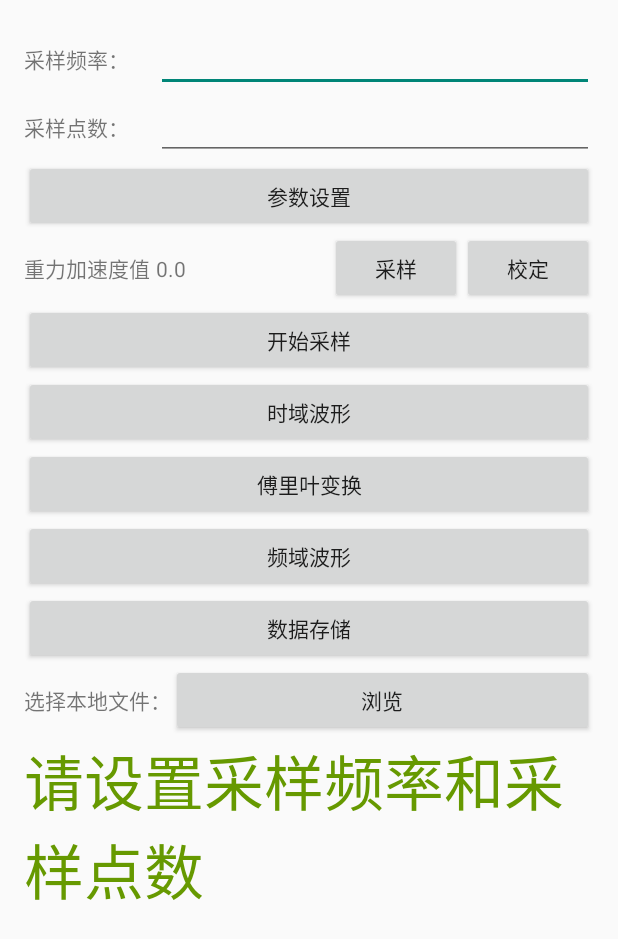
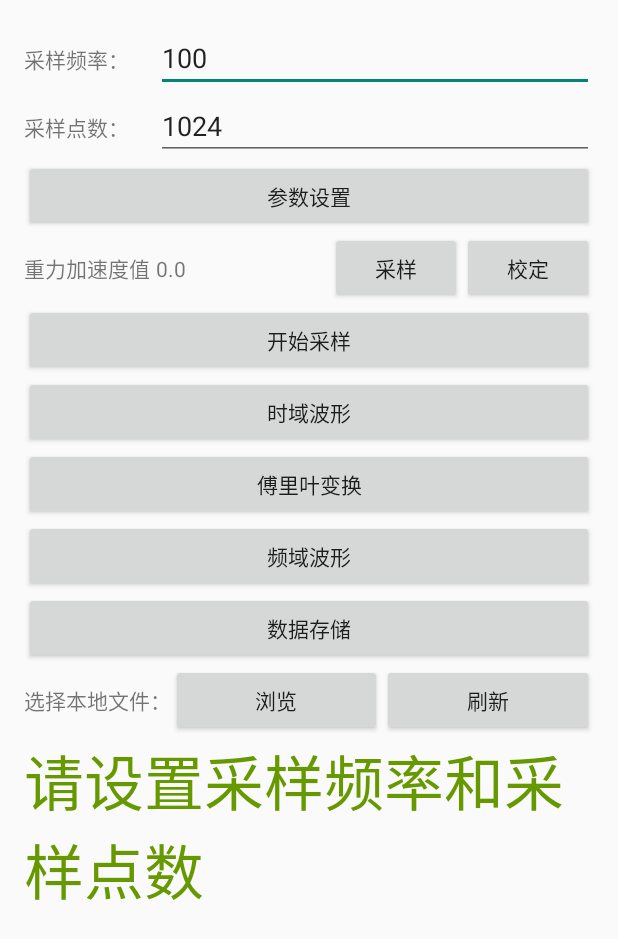
Before and after one commit to hanojiang/VibrationSignalAcquisionSystem, an Android app: the DataAcquisionProcess screen opened directly, with no data from a screen before it, on a phone screen of 412 x 824 dp. Shown: the top 939 px of the screen. Run offline under Robolectric (Android 15) with nearby library versions, the phone set to English and light mode, and no system bars; our stand-ins replace ButterKnife.

Commit message:
添加主页刷新

```diff
--- a/app/src/main/res/layout/activity_data_acquision_process.xml
+++ b/app/src/main/res/layout/activity_data_acquision_process.xml
@@ -28,6 +28,7 @@
                 android:id="@+id/textView"/>
 
             <EditText
+                android:text="100"
                 android:layout_height="wrap_content"
                 android:id="@+id/editText"
                 android:inputType="number"
@@ -51,6 +52,7 @@
             <EditText
                 android:layout_height="wrap_content"
                 android:id="@+id/editText2"
+                android:text="1024"
                 android:layout_weight="1"
                 android:inputType="number"/>
         </TableRow>
@@ -153,9 +155,17 @@
                 android:layout_width="wrap_content"
                 android:layout_height="wrap_content"
                 android:text="浏览"
+                android:layout_weight="1"
                 android:onClick="browse"
-                android:layout_weight="1"/>
+                />
 
+            <Button
+                android:text="刷新"
+                android:layout_width="wrap_content"
+                android:layout_height="wrap_content"
+                android:id="@+id/button12"
+                android:layout_weight="1"
+                android:onClick="refreshClick"/>
 
 
         </LinearLayout>
```
Also changed, not shown: app/src/main/java/com/example/haojiangwang/vibrationsignalacquisionsystem/DataAcquisionProcess.java (+11 -7 lines), app/src/main/java/com/example/haojiangwang/vibrationsignalacquisionsystem/LineChartActivity.java (+6 -7 lines), app/src/main/java/com/example/haojiangwang/vibrationsignalacquisionsystem/LineChartActivity2.java (+8 -5 lines).
